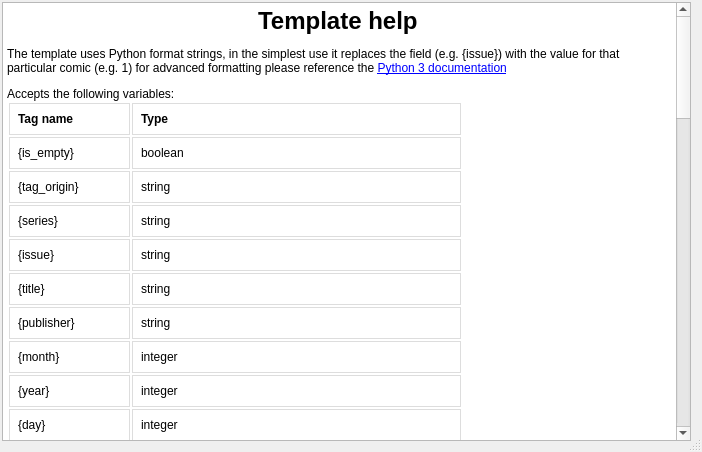
The window that comictaggerlib/ui/TemplateHelp.ui (comictagger/comictagger) describes before a commit, drawn with Qt 5.
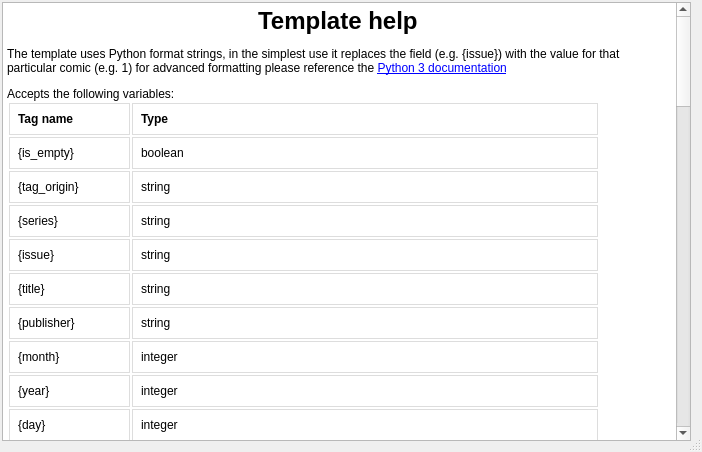
The same window after the commit.

Commit message: Update template help and default template

What changed in the file:
```diff
--- a/comictaggerlib/ui/TemplateHelp.ui
+++ b/comictaggerlib/ui/TemplateHelp.ui
@@ -99,8 +99,15 @@
      &lt;tr&gt;&lt;td&gt;{teams}&lt;/td&gt;&lt;td&gt;string&lt;/td&gt;&lt;/tr&gt;
      &lt;tr&gt;&lt;td&gt;{locations}&lt;/td&gt;&lt;td&gt;string&lt;/td&gt;&lt;/tr&gt;
      &lt;tr&gt;&lt;td&gt;{credits}&lt;/td&gt;&lt;td&gt;list of dict({&apos;role&apos;: string, &apos;person&apos;: string, &apos;primary&apos;: boolean})&lt;/td&gt;&lt;/tr&gt;
+     &lt;tr&gt;&lt;td&gt;{writer}&lt;/td&gt;&lt;td&gt;(string)&lt;/td&gt;&lt;/tr&gt;
+     &lt;tr&gt;&lt;td&gt;{penciller}&lt;/td&gt;&lt;td&gt;(string)&lt;/td&gt;&lt;/tr&gt;
+     &lt;tr&gt;&lt;td&gt;{inker}&lt;/td&gt;&lt;td&gt;(string)&lt;/td&gt;&lt;/tr&gt;
+     &lt;tr&gt;&lt;td&gt;{colorist}&lt;/td&gt;&lt;td&gt;(string)&lt;/td&gt;&lt;/tr&gt;
+     &lt;tr&gt;&lt;td&gt;{letterer}&lt;/td&gt;&lt;td&gt;(string)&lt;/td&gt;&lt;/tr&gt;
+     &lt;tr&gt;&lt;td&gt;{cover artist}&lt;/td&gt;&lt;td&gt;(string)&lt;/td&gt;&lt;/tr&gt;
+     &lt;tr&gt;&lt;td&gt;{editor}&lt;/td&gt;&lt;td&gt;(string)&lt;/td&gt;&lt;/tr&gt;
      &lt;tr&gt;&lt;td&gt;{tags}&lt;/td&gt;&lt;td&gt;list of str&lt;/td&gt;&lt;/tr&gt;
-     &lt;tr&gt;&lt;td&gt;{pages}&lt;/td&gt;&lt;td&gt;list of dict({&apos;Image&apos;: string(int), &apos;Type&apos;: string})&lt;/td&gt;&lt;/tr&gt;
+     &lt;tr&gt;&lt;td&gt;{pages}&lt;/td&gt;&lt;td&gt;list of dict({&apos;Image&apos;: string(int), &apos;Type&apos;: string, &apos;Bookmark&apos;: string, &apos;DoublePage&apos;: string})&lt;/td&gt;&lt;/tr&gt;
      &lt;tr&gt;&lt;td&gt;{price}&lt;/td&gt;&lt;td&gt;float&lt;/td&gt;&lt;/tr&gt;
      &lt;tr&gt;&lt;td&gt;{is_version_of}&lt;/td&gt;&lt;td&gt;string&lt;/td&gt;&lt;/tr&gt;
      &lt;tr&gt;&lt;td&gt;{rights}&lt;/td&gt;&lt;td&gt;string&lt;/td&gt;&lt;/tr&gt;
```
The commit also changes 2 other files.
